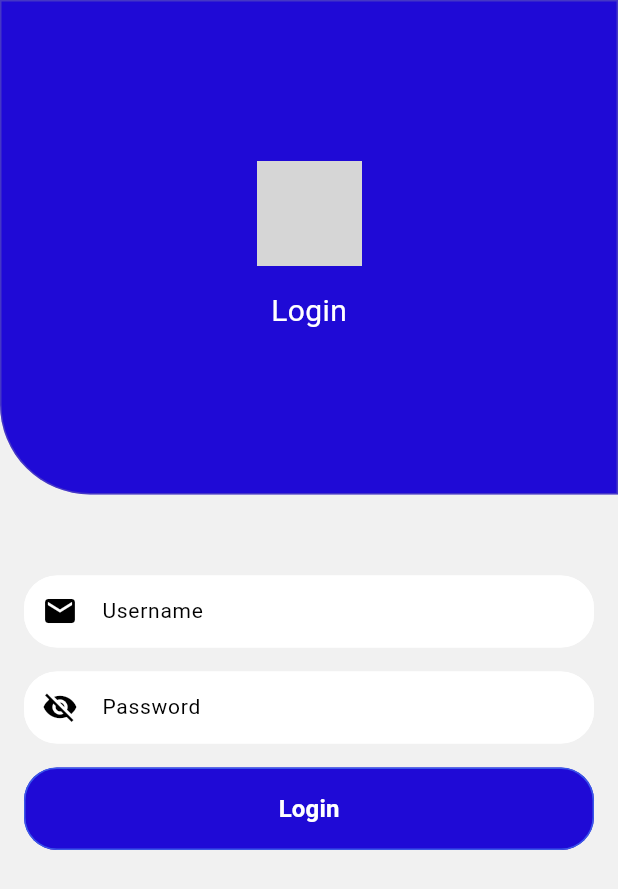
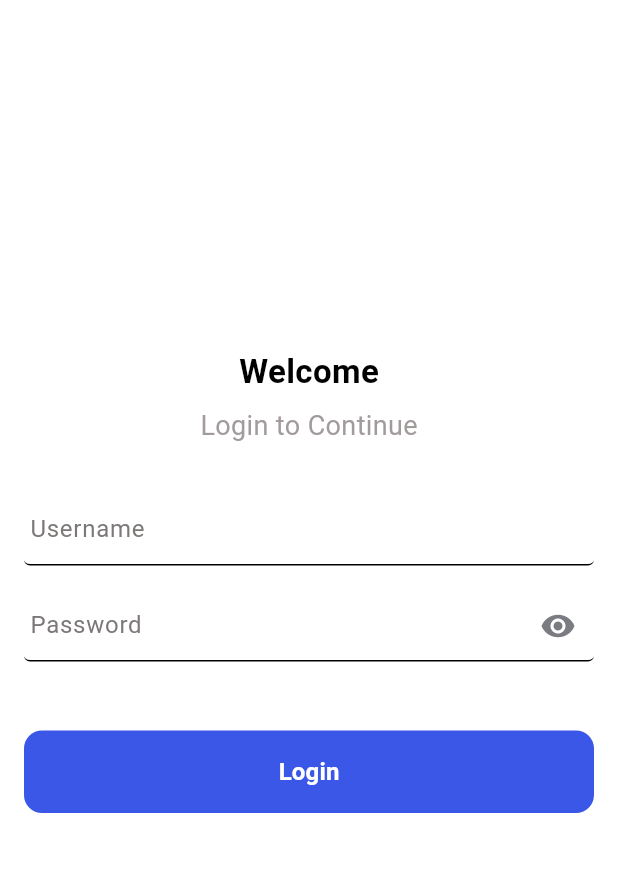
Before and after one commit to novianaura/ukk_2025, a Flutter app: the screen it shows after launch, on a phone screen of 412 x 824 dp. Shown: the top 889 px of the screen. Run offline on Flutter 3.47's test engine with Material 3 defaults, Android fonts, the phone set to English and light mode, and no system bars; our stand-ins replace supabase_flutter; accounts and stored records are empty; grey boxes are pictures that could not be loaded.

Commit message:
halaman login

```diff
--- /dev/null
+++ b/lib/home_page.dart
@@ -0,0 +1,10 @@
+import 'package:flutter/material.dart';
+
+class HomePage extends StatelessWidget {
+  const HomePage({super.key});
+
+  @override
+  Widget build(BuildContext context) {
+    return const Placeholder();
+  }
+}
--- a/lib/login.dart
+++ b/lib/login.dart
@@ -1,100 +1,87 @@
+
 import 'package:flutter/material.dart';
 
 class loginPage extends StatelessWidget {
   @override
   Widget build(BuildContext context) {
     return Scaffold(
-      backgroundColor: Color(0xfff1f1f1),
-      body: SingleChildScrollView(
-        child: Column(
-          mainAxisAlignment: MainAxisAlignment.start,
-          crossAxisAlignment: CrossAxisAlignment.start,
-          mainAxisSize: MainAxisSize.max,
-          children: [
-            Container(
-              alignment: Alignment.center,
-              margin: EdgeInsets.all(0),
-              padding: EdgeInsets.all(0),
-              width: MediaQuery.of(context).size.width,
-              height: MediaQuery.of(context).size.height * 0.4,
-              decoration: BoxDecoration(
-                color: Color.fromARGB(255, 31, 10, 214),
-                shape: BoxShape.rectangle,
-                borderRadius:
-                    BorderRadius.only(bottomLeft: Radius.circular(60.0)),
-                border: Border.all(color: Color(0x4d9e9e9e), width: 1),
-              ),
+      backgroundColor: Color(0xffffffff),
+      body: Align(
+        alignment: Alignment.centerLeft,
+        child: Padding(
+          padding: EdgeInsets.symmetric(vertical: 0, horizontal: 16),
+          child: SingleChildScrollView(
             child: Column(
               mainAxisAlignment: MainAxisAlignment.start,
               crossAxisAlignment: CrossAxisAlignment.center,
               mainAxisSize: MainAxisSize.min,
               children: [
-                  Container(
-                    height: 70,
-                    width: 70,
-                    clipBehavior: Clip.antiAlias,
-                    decoration: BoxDecoration(
-                      shape: BoxShape.circle,
+                Text(
+                  "Welcome",
+                  textAlign: TextAlign.start,
+                  overflow: TextOverflow.clip,
+                  style: TextStyle(
+                    fontWeight: FontWeight.w700,
+                    fontStyle: FontStyle.normal,
+                    fontSize: 22,
+                    color: Color(0xff000000),
                   ),
-                    child: Image.network(
-                        "https://encrypted-tbn0.gstatic.com/images?q=tbn:ANd9GcRviAGWGV45QGRAHOv3Hh35VxwyNU_Qiy8ZK_8PytS-eTrEMY4RgaNgInAQie6VgqvSA24&usqp=CAU",
-                        fit: BoxFit.cover),
                 ),
                 Padding(
-                    padding: EdgeInsets.fromLTRB(0, 16, 0, 0),
+                  padding: EdgeInsets.fromLTRB(0, 8, 0, 0),
                   child: Text(
-                      "Login",
+                    "Login to Continue",
                     textAlign: TextAlign.start,
                     overflow: TextOverflow.clip,
                     style: TextStyle(
                       fontWeight: FontWeight.w400,
                       fontStyle: FontStyle.normal,
-                        fontSize: 20,
-                        color: Color(0xffffffff),
+                      fontSize: 18,
+                      color: Color(0xffa29b9b),
                     ),
                   ),
                 ),
-                ],
+                Padding(
+                  padding: EdgeInsets.symmetric(vertical: 16, horizontal: 0),
+                  child: Align(
+                    alignment: Alignment.center,
+
                   ),
                 ),
-            Padding(
-              padding: EdgeInsets.fromLTRB(16, 30, 16, 16),
-              child: SingleChildScrollView(
-                child: Column(
-                  mainAxisAlignment: MainAxisAlignment.start,
-                  crossAxisAlignment: CrossAxisAlignment.start,
-                  mainAxisSize: MainAxisSize.max,
-                  children: [
-                    Padding(
-                      padding: EdgeInsets.fromLTRB(0, 24, 0, 0),
-                      child: TextField(
-                        controller: TextEditingController(),
+                TextField(
                   obscureText: false,
                   textAlign: TextAlign.start,
                   maxLines: 1,
                   style: TextStyle(
-                          fontWeight: FontWeight.w400,
+                    fontWeight: FontWeight.w700,
                     fontStyle: FontStyle.normal,
-                          fontSize: 12,
+                    fontSize: 14,
                     color: Color(0xff000000),
                   ),
                   decoration: InputDecoration(
-                          disabledBorder: OutlineInputBorder(
-                            borderRadius: BorderRadius.circular(22.0),
+                    disabledBorder: UnderlineInputBorder(
+                      borderRadius: BorderRadius.circular(4.0),
                       borderSide:
-                                BorderSide(color: Color(0xffffffff), width: 1),
+                          BorderSide(color: Color(0xff000000), width: 1),
                     ),
-                          focusedBorder: OutlineInputBorder(
-                            borderRadius: BorderRadius.circular(22.0),
+                    focusedBorder: UnderlineInputBorder(
+                      borderRadius: BorderRadius.circular(4.0),
                       borderSide:
-                                BorderSide(color: Color(0xffffffff), width: 1),
+                          BorderSide(color: Color(0xff000000), width: 1),
                     ),
-                          enabledBorder: OutlineInputBorder(
-                            borderRadius: BorderRadius.circular(22.0),
+                    enabledBorder: UnderlineInputBorder(
+                      borderRadius: BorderRadius.circular(4.0),
                       borderSide:
-                                BorderSide(color: Color(0xffffffff), width: 1),
+                          BorderSide(color: Color(0xff000000), width: 1),
                     ),
-                          hintText: "Username",
+                    labelText: "Username",
+                    labelStyle: TextStyle(
+                      fontWeight: FontWeight.w400,
+                      fontStyle: FontStyle.normal,
+                      fontSize: 16,
+                      color: Color(0xff7c7878),
+                    ),
+                    hintText: "Enter Text",
                     hintStyle: TextStyle(
                       fontWeight: FontWeight.w400,
                       fontStyle: FontStyle.normal,
@@ -102,44 +89,47 @@ class loginPage extends StatelessWidget {
                       color: Color(0xff000000),
                     ),
                     filled: true,
-                          fillColor: Color(0xffffffff),
+                    fillColor: Color(0x00ffffff),
                     isDense: false,
-                          contentPadding: EdgeInsets.all(8),
-                          prefixIcon: Icon(Icons.mail,
-                              color: Color(0xff000000), size: 24),
-                        ),
+                    contentPadding: EdgeInsets.all(0),
                   ),
                 ),
                 Padding(
-                      padding: EdgeInsets.fromLTRB(0, 16, 0, 0),
+                  padding: EdgeInsets.symmetric(vertical: 16, horizontal: 0),
                   child: TextField(
-                        controller: TextEditingController(),
-                        obscureText: false,
+                    obscureText: true,
                     textAlign: TextAlign.start,
                     maxLines: 1,
                     style: TextStyle(
-                          fontWeight: FontWeight.w400,
+                      fontWeight: FontWeight.w700,
                       fontStyle: FontStyle.normal,
                       fontSize: 14,
                       color: Color(0xff000000),
                     ),
                     decoration: InputDecoration(
-                          disabledBorder: OutlineInputBorder(
-                            borderRadius: BorderRadius.circular(22.0),
+                      disabledBorder: UnderlineInputBorder(
+                        borderRadius: BorderRadius.circular(4.0),
                         borderSide:
-                                BorderSide(color: Color(0xffffffff), width: 1),
+                            BorderSide(color: Color(0xff000000), width: 1),
                       ),
-                          focusedBorder: OutlineInputBorder(
-                            borderRadius: BorderRadius.circular(22.0),
+                      focusedBorder: UnderlineInputBorder(
+                        borderRadius: BorderRadius.circular(4.0),
                         borderSide:
-                                BorderSide(color: Color(0xffffffff), width: 1),
+                            BorderSide(color: Color(0xff000000), width: 1),
                       ),
-                          enabledBorder: OutlineInputBorder(
-                            borderRadius: BorderRadius.circular(22.0),
+                      enabledBorder: UnderlineInputBorder(
+                        borderRadius: BorderRadius.circular(4.0),
                         borderSide:
-                                BorderSide(color: Color(0xffffffff), width: 1),
+                            BorderSide(color: Color(0xff000000), width: 1),
                       ),
-                          hintText: "Password",
+                      labelText: "Password",
+                      labelStyle: TextStyle(
+                        fontWeight: FontWeight.w400,
+                        fontStyle: FontStyle.normal,
+                        fontSize: 16,
+                        color: Color(0xff7c7878),
+                      ),
+                      hintText: "Enter Text",
                       hintStyle: TextStyle(
                         fontWeight: FontWeight.w400,
                         fontStyle: FontStyle.normal,
@@ -147,23 +137,22 @@ class loginPage extends StatelessWidget {
                         color: Color(0xff000000),
                       ),
                       filled: true,
-                          fillColor: Color(0xffffffff),
+                      fillColor: Color(0x00ffffff),
                       isDense: false,
-                          contentPadding: EdgeInsets.all(8),
-                          prefixIcon: Icon(Icons.visibility_off,
-                              color: Color(0xff000000), size: 24),
+                      contentPadding: EdgeInsets.all(0),
+                      suffixIcon: Icon(Icons.visibility,
+                          color: Color(0xff7b7c82), size: 24),
                     ),
                   ),
                 ),
                 Padding(
-                      padding: EdgeInsets.fromLTRB(0, 16, 0, 0),
+                  padding: EdgeInsets.fromLTRB(0, 30, 0, 50),
                   child: MaterialButton(
                     onPressed: () {},
-                        color: Color.fromARGB(255, 31, 10, 214),
+                    color: Color(0xff3a57e8),
                     elevation: 0,
                     shape: RoundedRectangleBorder(
-                          borderRadius: BorderRadius.circular(22.0),
-                          side: BorderSide(color: Color(0xff3a57e8), width: 1),
+                      borderRadius: BorderRadius.circular(12.0),
                     ),
                     padding: EdgeInsets.all(16),
                     child: Text(
@@ -175,7 +164,7 @@ class loginPage extends StatelessWidget {
                       ),
                     ),
                     textColor: Color(0xffffffff),
-                        height: 45,
+                    height: 50,
                     minWidth: MediaQuery.of(context).size.width,
                   ),
                 ),
@@ -183,8 +172,6 @@ class loginPage extends StatelessWidget {
             ),
           ),
         ),
-          ],
-        ),
       ),
     );
   }
```
Also changed, not shown: 1 other file. Lines whose indentation alone changed are shown as unchanged.
